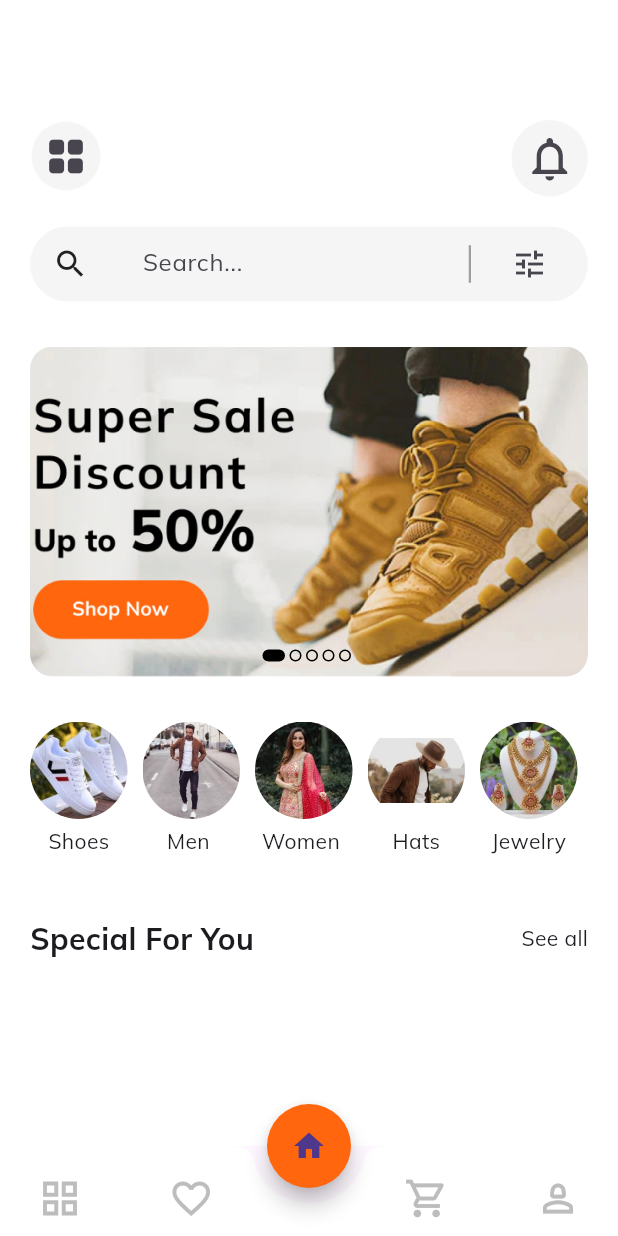
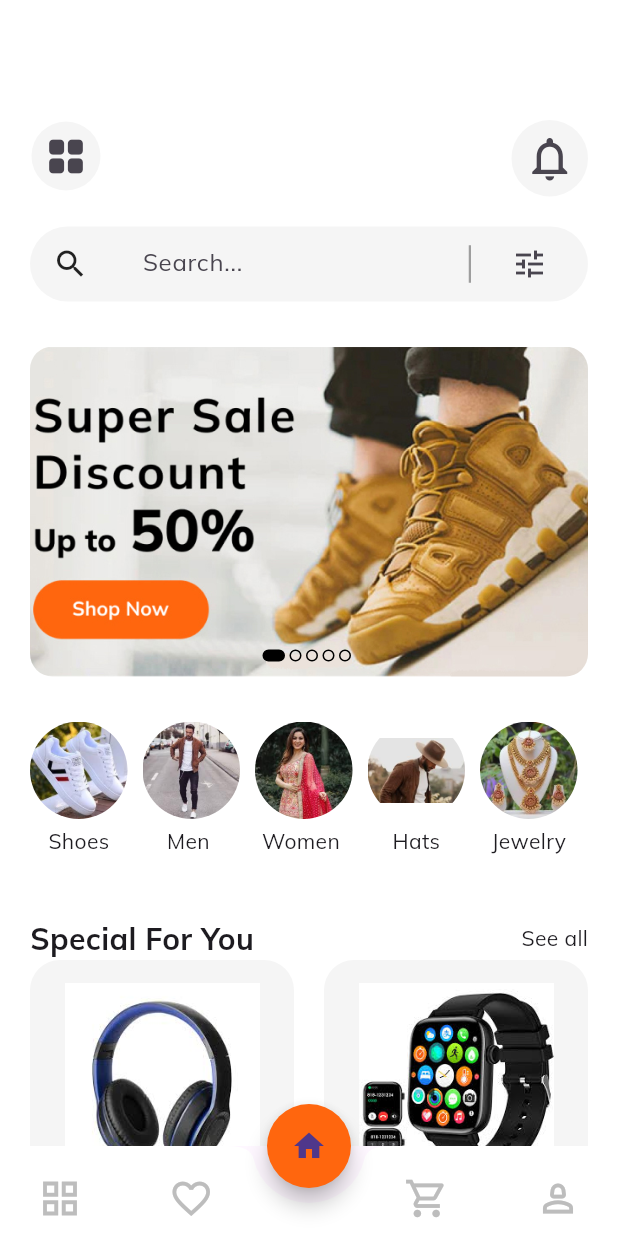
Before and after one commit to BakhtiarAhmed41/Ecommerce-App-Using-Provider, a Flutter app: the screen it shows after launch, on a phone screen of 412 x 824 dp. Run offline on Flutter 3.47's test engine with Material 3 defaults, Android fonts, the phone set to English and light mode, and no system bars; our stand-ins replace google_fonts.

Commit message:
Home screen UI finished

```diff
--- /dev/null
+++ b/lib/Models/product_model.dart
@@ -0,0 +1,560 @@
+import 'package:flutter/material.dart';
+
+
+class Product {
+  final String title;
+  final String description;
+  final String image;
+  final String review;
+  final String seller;
+  final double price;
+  final List<Color> colors;
+  final String category;
+  final double rate;
+  int quantity;
+
+  Product(
+      {required this.title,
+        required this.review,
+        required this.description,
+        required this.image,
+        required this.price,
+        required this.colors,
+        required this.seller,
+        required this.category,
+        required this.rate,
+        required this.quantity});
+}
+
+final List<Product> products = [
+  Product(
+    title: "Headphones",
+    description:
+    "Lorem ipsum dolor sit amet, consectetur adipiscing elit, sed do eiusmod tempor incididunt ut labore et dolore magna aliqua. Donec massa sapien faucibus et molestie ac feugiat. In massa tempor nec feugiat nisl. Libero id faucibus nisl tincidunt.",
+    image: "assets/images/wireless_headphones.jpeg",
+    price: 120,
+    seller: "John",
+    colors: [
+      Colors.black,
+      Colors.blue,
+      Colors.green,
+    ],
+    category: "Electronics",
+    review: "(320 Reviews)",
+    rate: 4.8,
+    quantity: 1,
+  ),
+  Product(
+    title: "Smart Watch",
+    description:
+    "Lorem ipsum dolor sit amet, consectetur adipiscing elit, sed do eiusmod tempor incididunt ut labore et dolore magna aliqua. Donec massa sapien faucibus et molestie ac feugiat. In massa tempor nec feugiat nisl. Libero id faucibus nisl tincidunt.",
+    image: "assets/images/smart_watch.jpeg",
+    price: 55,
+    seller: "Ram Das",
+    colors: [
+      Colors.black,
+      Colors.blueAccent,
+      Colors.blueGrey,
+    ],
+    category: "Electronics",
+    review: "(20 Reviews)",
+    rate: 4.0,
+    quantity: 1,
+  ),
+  Product(
+    title: "Woman Sweter",
+    description:
+    "Lorem ipsum dolor sit amet, consectetur adipiscing elit, sed do eiusmod tempor incididunt ut labore et dolore magna aliqua. Donec massa sapien faucibus et molestie ac feugiat. In massa tempor nec feugiat nisl. Libero id faucibus nisl tincidunt.",
+    image: "assets/images/women_sweater.jpeg",
+    price: 120,
+    seller: "Joy Store",
+    colors: [
+      Colors.brown,
+      Colors.deepPurple,
+      Colors.black,
+    ],
+    category: "Woman Fashion",
+    review: "(32 Reviews)",
+    rate: 4.5,
+    quantity: 1,
+  ),
+  Product(
+    title: "Mens Jacket",
+    description:
+    "Lorem ipsum dolor sit amet, consectetur adipiscing elit, sed do eiusmod tempor incididunt ut labore et dolore magna aliqua. Donec massa sapien faucibus et molestie ac feugiat. In massa tempor nec feugiat nisl. Libero id faucibus nisl tincidunt.",
+    image: "assets/images/men_jacket.jpeg",
+    price: 155,
+    seller: "Jacket Store",
+    colors: [
+      Colors.blueAccent,
+      Colors.orange,
+      Colors.green,
+    ],
+    category: "Men Fashion",
+    review: "(20 Reviews)",
+    rate: 5.0,
+    quantity: 1,
+  ),
+  Product(
+    title: "Watch",
+    description:
+    "Lorem ipsum dolor sit amet, consectetur adipiscing elit, sed do eiusmod tempor incididunt ut labore et dolore magna aliqua. Donec massa sapien faucibus et molestie ac feugiat. In massa tempor nec feugiat nisl. Libero id faucibus nisl tincidunt.",
+    image: "assets/images/watch.jpeg",
+    price: 1000,
+    seller: "Jacket Store",
+    colors: [
+      Colors.lightBlue,
+      Colors.orange,
+      Colors.purple,
+    ],
+    category: "MenFashion",
+    review: "(100 Reviews)",
+    rate: 5.0,
+    quantity: 1,
+  ),
+  Product(
+    title: "Air Jordan",
+    description:
+    "Lorem ipsum dolor sit amet, consectetur adipiscing elit, sed do eiusmod tempor incididunt ut labore et dolore magna aliqua. Donec massa sapien faucibus et molestie ac feugiat. In massa tempor nec feugiat nisl. Libero id faucibus nisl tincidunt.",
+    image: "assets/images/air_jordan.jpeg",
+    price: 255,
+    seller: "The Seller",
+    colors: [
+      Colors.grey,
+      Colors.amber,
+      Colors.purple,
+    ],
+    category: "Shoes",
+    review: "(55 Reviews)",
+    rate: 5.0,
+    quantity: 1,
+  ),
+  Product(
+    title: "Super Perfume",
+    description:
+    "Lorem ipsum dolor sit amet, consectetur adipiscing elit, sed do eiusmod tempor incididunt ut labore et dolore magna aliqua. Donec massa sapien faucibus et molestie ac feugiat. In massa tempor nec feugiat nisl. Libero id faucibus nisl tincidunt.",
+    image: "assets/images/super_perfume.jpeg",
+    price: 155,
+    seller: "Love Seller",
+    colors: [
+      Colors.purpleAccent,
+      Colors.pinkAccent,
+      Colors.green,
+    ],
+    category: "Beauty",
+    review: "(99 Reviews)",
+    rate: 4.7,
+    quantity: 1,
+  ),
+  Product(
+    title: "Wedding Ring",
+    description:
+    "Lorem ipsum dolor sit amet, consectetur adipiscing elit, sed do eiusmod tempor incididunt ut labore et dolore magna aliqua. Donec massa sapien faucibus et molestie ac feugiat. In massa tempor nec feugiat nisl. Libero id faucibus nisl tincidunt.",
+    image: "assets/images/wedding_ring.jpeg",
+    price: 155,
+    seller: "I Am Seller",
+    colors: [
+      Colors.brown,
+      Colors.purpleAccent,
+      Colors.blueGrey,
+    ],
+    category: "Jewelry",
+    review: "(80 Reviews)",
+    rate: 4.5,
+    quantity: 1,
+  ),
+  Product(
+    title: "  Pants",
+    description:
+    "Lorem ipsum dolor sit amet, consectetur adipiscing elit, sed do eiusmod tempor incididunt ut labore et dolore magna aliqua. Donec massa sapien faucibus et molestie ac feugiat. In massa tempor nec feugiat nisl. Libero id faucibus nisl tincidunt.",
+    image: "assets/images/pants.jpeg",
+    price: 155,
+    seller: "PK Store",
+    colors: [
+      Colors.lightGreen,
+      Colors.blueGrey,
+      Colors.deepPurple,
+    ],
+    category: "WomenFashion",
+    review: "(55 Reviews)",
+    rate: 5.0,
+    quantity: 1,
+  ),
+];
+
+final List<Product> shoes = [
+  Product(
+    title: "Air Jordan",
+    description:
+    "Lorem ipsum dolor sit amet, consectetur adipiscing elit, sed do eiusmod tempor incididunt ut labore et dolore magna aliqua. Donec massa sapien faucibus et molestie ac feugiat. In massa tempor nec feugiat nisl. Libero id faucibus nisl tincidunt.",
+    image: "images/shoes/Air Jordan.png",
+    price: 255,
+    seller: "The Seller",
+    colors: [
+      Colors.grey,
+      Colors.amber,
+      Colors.purple,
+    ],
+    category: "Shoes",
+    review: "(55 Reviews)",
+    rate: 5.0,
+    quantity: 1,
+  ),
+  Product(
+    title: "Vans Old Skool",
+    description:
+    "Lorem ipsum dolor sit amet, consectetur adipiscing elit, sed do eiusmod tempor incididunt ut labore et dolore magna aliqua. Donec massa sapien faucibus et molestie ac feugiat. In massa tempor nec feugiat nisl. Libero id faucibus nisl tincidunt.",
+    image: "images/shoes/vans old skool.png",
+    price: 300,
+    seller: "Mrs Store",
+    colors: [
+      Colors.blueAccent,
+      Colors.blueGrey,
+      Colors.green,
+    ],
+    category: "Shoes",
+    review: "(200 Reviews)",
+    rate: 5.0,
+    quantity: 1,
+  ),
+  Product(
+    title: "Women-Shoes",
+    description:
+    "Lorem ipsum dolor sit amet, consectetur adipiscing elit, sed do eiusmod tempor incididunt ut labore et dolore magna aliqua. Donec massa sapien faucibus et molestie ac feugiat. In massa tempor nec feugiat nisl. Libero id faucibus nisl tincidunt.",
+    image: "images/shoes/women-shoes.png",
+    price: 500,
+    seller: "Shoes Store",
+    colors: [
+      Colors.red,
+      Colors.orange,
+      Colors.greenAccent,
+    ],
+    category: "Shoes",
+    review: "(100 Reviews)",
+    rate: 4.8,
+    quantity: 1,
+  ),
+  Product(
+    title: "Sports Shoes",
+    description:
+    "Lorem ipsum dolor sit amet, consectetur adipiscing elit, sed do eiusmod tempor incididunt ut labore et dolore magna aliqua. Donec massa sapien faucibus et molestie ac feugiat. In massa tempor nec feugiat nisl. Libero id faucibus nisl tincidunt.",
+    image: "images/shoes/sports shoes.png",
+    price: 155,
+    seller: "Hari Store",
+    colors: [
+      Colors.deepPurpleAccent,
+      Colors.orange,
+      Colors.green,
+    ],
+    category: "Shoes",
+    review: "(60 Reviews)",
+    rate: 3.0,
+    quantity: 1,
+  ),
+  Product(
+    title: "White Sneaker",
+    description:
+    "Lorem ipsum dolor sit amet, consectetur adipiscing elit, sed do eiusmod tempor incididunt ut labore et dolore magna aliqua. Donec massa sapien faucibus et molestie ac feugiat. In massa tempor nec feugiat nisl. Libero id faucibus nisl tincidunt.",
+    image: "images/shoes/white sneaker.png",
+    price: 1000,
+    seller: "Jacket Store",
+    colors: [
+      Colors.blueAccent,
+      Colors.orange,
+      Colors.green,
+    ],
+    category: "Shoes",
+    review: "(00 Reviews)",
+    rate: 0.0,
+    quantity: 1,
+  ),
+
+];
+
+final List<Product> beauty = [
+  Product(
+    title: "Face Care Product",
+    description:
+    "Lorem ipsum dolor sit amet, consectetur adipiscing elit, sed do eiusmod tempor incididunt ut labore et dolore magna aliqua. Donec massa sapien faucibus et molestie ac feugiat. In massa tempor nec feugiat nisl. Libero id faucibus nisl tincidunt.",
+    image: "images/beauty/face care.png",
+    price: 1500,
+    seller: "Yojana Seller",
+    colors: [
+      Colors.pink,
+      Colors.amber,
+      Colors.deepOrangeAccent,
+    ],
+    category: "Beauty",
+    review: "(200 Reviews)",
+    rate: 4.0,
+    quantity: 1,
+  ),
+  Product(
+    title: "Super Perfume",
+    description:
+    "Lorem ipsum dolor sit amet, consectetur adipiscing elit, sed do eiusmod tempor incididunt ut labore et dolore magna aliqua. Donec massa sapien faucibus et molestie ac feugiat. In massa tempor nec feugiat nisl. Libero id faucibus nisl tincidunt.",
+    image: "images/beauty/perfume.png",
+    price: 155,
+    seller: "Love Seller",
+    colors: [
+      Colors.purpleAccent,
+      Colors.pinkAccent,
+      Colors.green,
+    ],
+    category: "Beauty",
+    review: "(99 Reviews)",
+    rate: 4.7,
+    quantity: 1,
+  ),
+  Product(
+    title: "Skin-Care Product",
+    description:
+    "Lorem ipsum dolor sit amet, consectetur adipiscing elit, sed do eiusmod tempor incididunt ut labore et dolore magna aliqua. Donec massa sapien faucibus et molestie ac feugiat. In massa tempor nec feugiat nisl. Libero id faucibus nisl tincidunt.",
+    image: "images/beauty/skin-care.png",
+    price: 999,
+    seller: "Mr Beast",
+    colors: [
+      Colors.black12,
+      Colors.orange,
+      Colors.white38,
+    ],
+    category: "Beauty",
+    review: "(20 Reviews)",
+    rate: 4.2,
+    quantity: 1,
+  ),
+];
+
+final List<Product> womenFashion = [
+
+  Product(
+    title: " Women Kurta",
+    description:
+    "Lorem ipsum dolor sit amet, consectetur adipiscing elit, sed do eiusmod tempor incididunt ut labore et dolore magna aliqua. Donec massa sapien faucibus et molestie ac feugiat. In massa tempor nec feugiat nisl. Libero id faucibus nisl tincidunt.",
+    image: "images/women fashion/kurta.png",
+    price: 299,
+    seller: "Sila Store",
+    colors: [
+      Colors.grey,
+      Colors.black54,
+      Colors.purple,
+    ],
+    category: "WomenFashion",
+    review: "(25 Reviews)",
+    rate: 5.0,
+    quantity: 1,
+  ),
+  Product(
+    title: "Mens Jacket",
+    description:
+    "Lorem ipsum dolor sit amet, consectetur adipiscing elit, sed do eiusmod tempor incididunt ut labore et dolore magna aliqua. Donec massa sapien faucibus et molestie ac feugiat. In massa tempor nec feugiat nisl. Libero id faucibus nisl tincidunt.",
+    image: "images/women fashion/lehenga.png",
+    price: 666,
+    seller: "My Store",
+    colors: [
+      Colors.black,
+      Colors.orange,
+      Colors.green,
+    ],
+    category: "WomenFashion",
+    review: "(100 Reviews)",
+    rate: 4.0,
+    quantity: 1,
+  ),
+  Product(
+    title: "T-Shert",
+    description:
+    "Lorem ipsum dolor sit amet, consectetur adipiscing elit, sed do eiusmod tempor incididunt ut labore et dolore magna aliqua. Donec massa sapien faucibus et molestie ac feugiat. In massa tempor nec feugiat nisl. Libero id faucibus nisl tincidunt.",
+    image: "images/women fashion/t-shert.png",
+    price: 155,
+    seller: "Love Store",
+    colors: [
+      Colors.blueAccent,
+      Colors.redAccent,
+      Colors.deepOrangeAccent,
+    ],
+    category: "Electronics",
+    review: "(20 Reviews)",
+    rate: 5.0,
+    quantity: 1,
+  ),
+  Product(
+    title: "  Pants",
+    description:
+    "Lorem ipsum dolor sit amet, consectetur adipiscing elit, sed do eiusmod tempor incididunt ut labore et dolore magna aliqua. Donec massa sapien faucibus et molestie ac feugiat. In massa tempor nec feugiat nisl. Libero id faucibus nisl tincidunt.",
+    image: "images/women fashion/pants.png",
+    price: 155,
+    seller: "PK Store",
+    colors: [
+      Colors.lightGreen,
+      Colors.blueGrey,
+      Colors.deepPurple,
+    ],
+    category: "WomenFashion",
+    review: "(55 Reviews)",
+    rate: 5.0,
+    quantity: 1,
+  ),
+];
+
+final List<Product> jewelry = [
+
+  Product(
+    title: "Earrings",
+    description:
+    "Lorem ipsum dolor sit amet, consectetur adipiscing elit, sed do eiusmod tempor incididunt ut labore et dolore magna aliqua. Donec massa sapien faucibus et molestie ac feugiat. In massa tempor nec feugiat nisl. Libero id faucibus nisl tincidunt.",
+    image: "images/jewelry/earrings.png",
+    price: 3000,
+    seller: "Gold Store",
+    colors: [
+      Colors.amber,
+      Colors.deepPurple,
+      Colors.pink,
+    ],
+    category: "Jewelry",
+    review: "(320 Reviews)",
+    rate: 4.5,
+    quantity: 1,
+  ),
+  Product(
+    title: "Jewelry-Box",
+    description:
+    "Lorem ipsum dolor sit amet, consectetur adipiscing elit, sed do eiusmod tempor incididunt ut labore et dolore magna aliqua. Donec massa sapien faucibus et molestie ac feugiat. In massa tempor nec feugiat nisl. Libero id faucibus nisl tincidunt.",
+    image: "images/jewelry/jewelry-box.png",
+    price: 300,
+    seller: "Love Love",
+    colors: [
+      Colors.pink,
+      Colors.orange,
+      Colors.redAccent,
+    ],
+    category: "Jewelry",
+    review: "(100 Reviews)",
+    rate: 5.0,
+    quantity: 1,
+  ),
+  Product(
+    title: "Wedding Ring",
+    description:
+    "Lorem ipsum dolor sit amet, consectetur adipiscing elit, sed do eiusmod tempor incididunt ut labore et dolore magna aliqua. Donec massa sapien faucibus et molestie ac feugiat. In massa tempor nec feugiat nisl. Libero id faucibus nisl tincidunt.",
+    image: "images/jewelry/wedding ring.png",
+    price: 155,
+    seller: "I Am Seller",
+    colors: [
+      Colors.brown,
+      Colors.purpleAccent,
+      Colors.blueGrey,
+    ],
+    category: "Jewelry",
+    review: "(80 Reviews)",
+    rate: 4.5,
+    quantity: 1,
+  ),
+  Product(
+    title: "Necklace-Jewellery",
+    description:
+    "Lorem ipsum dolor sit amet, consectetur adipiscing elit, sed do eiusmod tempor incididunt ut labore et dolore magna aliqua. Donec massa sapien faucibus et molestie ac feugiat. In massa tempor nec feugiat nisl. Libero id faucibus nisl tincidunt.",
+    image: "images/jewelry/necklace-jewellery.png",
+    price: 5000,
+    seller: "Jewellery Store",
+    colors: [
+      Colors.blueAccent,
+      Colors.orange,
+      Colors.green,
+    ],
+    category: "Jewellery",
+    review: "(22 Reviews)",
+    rate: 3.5,
+    quantity: 1,
+  ),
+];
+
+final List<Product> menFashion = [
+
+  Product(
+    title: "Man Jacket",
+    description:
+    "Lorem ipsum dolor sit amet, consectetur adipiscing elit, sed do eiusmod tempor incididunt ut labore et dolore magna aliqua. Donec massa sapien faucibus et molestie ac feugiat. In massa tempor nec feugiat nisl. Libero id faucibus nisl tincidunt.",
+    image: "images/men fashion/man jacket.png",
+    price: 500,
+    seller: "Men Store",
+    colors: [
+      Colors.brown,
+      Colors.orange,
+      Colors.blueGrey,
+    ],
+    category: "MenFashion",
+    review: "(90 Reviews)",
+    rate: 5.0,
+    quantity: 1,
+  ),
+  Product(
+    title: "Men Pants",
+    description:
+    "Lorem ipsum dolor sit amet, consectetur adipiscing elit, sed do eiusmod tempor incididunt ut labore et dolore magna aliqua. Donec massa sapien faucibus et molestie ac feugiat. In massa tempor nec feugiat nisl. Libero id faucibus nisl tincidunt.",
+    image: "images/men fashion/pants.png",
+    price: 400,
+    seller: "My Store",
+    colors: [
+      Colors.black54,
+      Colors.orange,
+      Colors.green,
+    ],
+    category: "MenFashion",
+    review: "(500 Reviews)",
+    rate: 4.5,
+    quantity: 1,
+  ),
+  Product(
+    title: "Men Shert",
+    description:
+    "Lorem ipsum dolor sit amet, consectetur adipiscing elit, sed do eiusmod tempor incididunt ut labore et dolore magna aliqua. Donec massa sapien faucibus et molestie ac feugiat. In massa tempor nec feugiat nisl. Libero id faucibus nisl tincidunt.",
+    image: "images/men fashion/shert.png",
+    price: 300,
+    seller: "Roman Store",
+    colors: [
+      Colors.pink,
+      Colors.amber,
+      Colors.green,
+    ],
+    category: "menFashion",
+    review: "(200 Reviews)",
+    rate: 3.0,
+    quantity: 1,
+  ),
+  Product(
+    title: "T-Shirt",
+    description:
+    "Lorem ipsum dolor sit amet, consectetur adipiscing elit, sed do eiusmod tempor incididunt ut labore et dolore magna aliqua. Donec massa sapien faucibus et molestie ac feugiat. In massa tempor nec feugiat nisl. Libero id faucibus nisl tincidunt.",
+    image: "images/men fashion/t-shirt.png",
+    price: 200,
+    seller: "Hot Store",
+    colors: [
+      Colors.brown,
+      Colors.orange,
+      Colors.blue,
+    ],
+    category: "MenFashion",
+    review: "(1k Reviews)",
+    rate: 5.0,
+    quantity: 1,
+  ),
+  Product(
+    title: "Watch",
+    description:
+    "Lorem ipsum dolor sit amet, consectetur adipiscing elit, sed do eiusmod tempor incididunt ut labore et dolore magna aliqua. Donec massa sapien faucibus et molestie ac feugiat. In massa tempor nec feugiat nisl. Libero id faucibus nisl tincidunt.",
+    image: "images/men fashion/watch.png",
+    price: 1000,
+    seller: "Jacket Store",
+    colors: [
+      Colors.lightBlue,
+      Colors.orange,
+      Colors.purple,
+    ],
+    category: "MenFashion",
+    review: "(100 Reviews)",
+    rate: 5.0,
+    quantity: 1,
+  ),
+
+];
--- /dev/null
+++ b/lib/Screens/Home/Widgets/product_card.dart
@@ -0,0 +1,90 @@
+import 'package:ecommerce_app/constants.dart';
+import 'package:flutter/material.dart';
+
+import '../../../Models/product_model.dart';
+
+class ProductCard extends StatelessWidget {
+  final Product product;
+
+  const ProductCard({super.key, required this.product});
+
+  @override
+  Widget build(BuildContext context) {
+    return GestureDetector(
+      onTap: () {},
+      child: Stack(
+        children: [
+          SingleChildScrollView(
+            child: Container(
+              width: double.infinity,
+              decoration: BoxDecoration(
+                borderRadius: BorderRadius.circular(20),
+                color: contentColor,
+              ),
+              child: Column(
+                crossAxisAlignment: CrossAxisAlignment.start,
+                children: [
+                  const SizedBox(
+                    height: 15,
+                  ),
+                  Center(
+                    child: Image.asset(
+                      product.image,
+                      width: 130,
+                      height: 130,
+                      fit: BoxFit.cover,
+                    ),
+                  ),
+                  const SizedBox(
+                    height: 10,
+                  ),
+                  Padding(
+                    padding: const EdgeInsets.only(left: 10),
+                    child: Center(
+                      child: Text(
+                        product.title,
+                        style: const TextStyle(
+                          fontWeight: FontWeight.bold,
+                          fontSize: 16,
+                        ),
+                      ),
+                    ),
+                  ),
+                  const SizedBox(
+                    height: 10,
+                  ),
+                  Row(
+                    mainAxisAlignment: MainAxisAlignment.spaceAround,
+                      children: [
+                    Text(
+                      "\$${product.price}",
+                      style: const TextStyle(
+                        fontWeight: FontWeight.bold,
+                        fontSize: 17,
+                      ), // TextStyle
+                    ),
+                    // Text
+
+                    Row(
+                      children: List.generate(
+                          product.colors.length,
+                          (index) => Container(
+                                width: 18,
+                                height: 18,
+                                margin: const EdgeInsets.only(right: 4),
+                                decoration: BoxDecoration(
+                                  color: product.colors[index],
+                                  shape: BoxShape.circle,
+                                ),
+                              )),
+                    )
+                  ])
+                ],
+              ),
+            ),
+          )
+        ],
+      ),
+    );
+  }
+}
--- a/lib/Screens/Home/home.dart
+++ b/lib/Screens/Home/home.dart
@@ -1,8 +1,9 @@
 import 'package:ecommerce_app/Screens/Home/Widgets/image_slider.dart';
+import 'package:ecommerce_app/Screens/Home/Widgets/product_card.dart';
 import 'package:ecommerce_app/constants.dart';
 import 'package:flutter/material.dart';
-
 import 'Widgets/categories.dart';
+import 'package:ecommerce_app/Models/product_model.dart';
 
 class Home extends StatefulWidget {
   const Home({super.key});
@@ -122,9 +123,25 @@ class _HomeState extends State<Home> {
                         fontSize: 20,
                       ),
                     ),
-
-                    Text("See all", )
+                    Text(
+                      "See all",
+                    )
                   ],
+                ),
+                GridView.builder(
+                  physics: const NeverScrollableScrollPhysics(),
+                  shrinkWrap: true,
+                  gridDelegate: const SliverGridDelegateWithFixedCrossAxisCount(
+                      crossAxisCount: 2,
+                      childAspectRatio: 0.78,
+                      crossAxisSpacing: 20,
+                      ),
+                  itemCount: products.length,
+                  itemBuilder: (context, index) {
+                    return ProductCard(
+                      product: products[index],
+                    );
+                  },
                 )
               ],
             ),
```
Also changed, not shown: assets/images/air_jordan.jpeg (added), assets/images/men_jacket.jpeg (added), assets/images/pants.jpeg (added), assets/images/smart_watch.jpeg (added), assets/images/super_perfume.jpeg (added), assets/images/watch.jpeg (added), assets/images/wedding_ring.jpeg (added), assets/images/wireless_headphones.jpeg (added), assets/images/women_sweater.jpeg (added).
